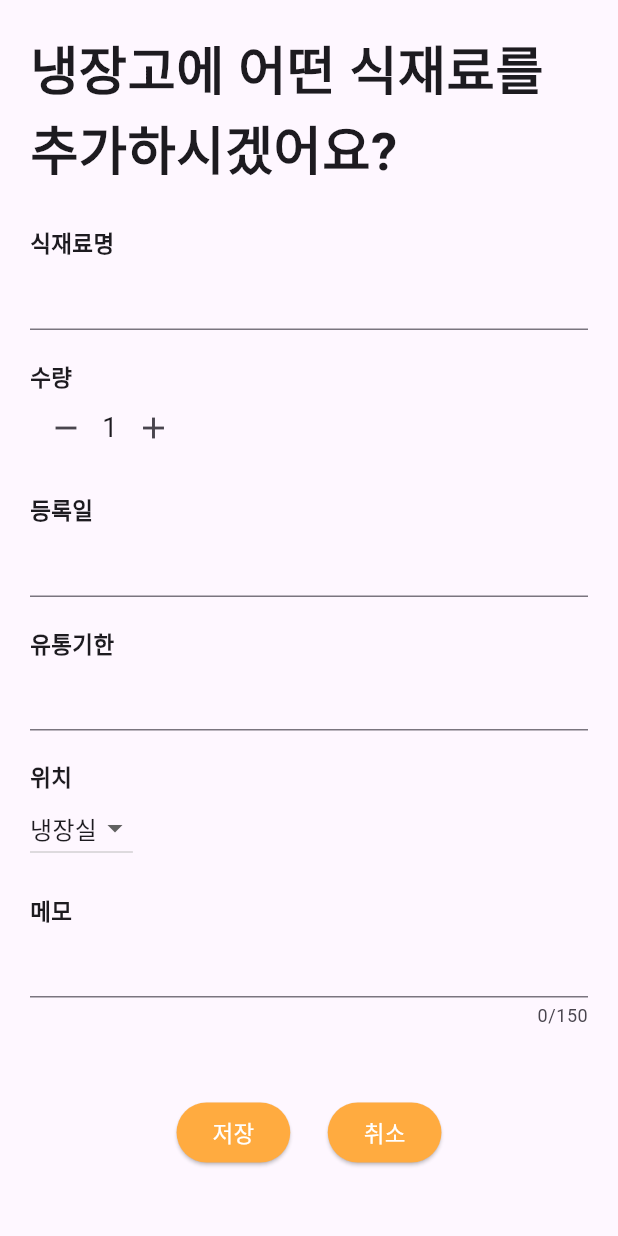
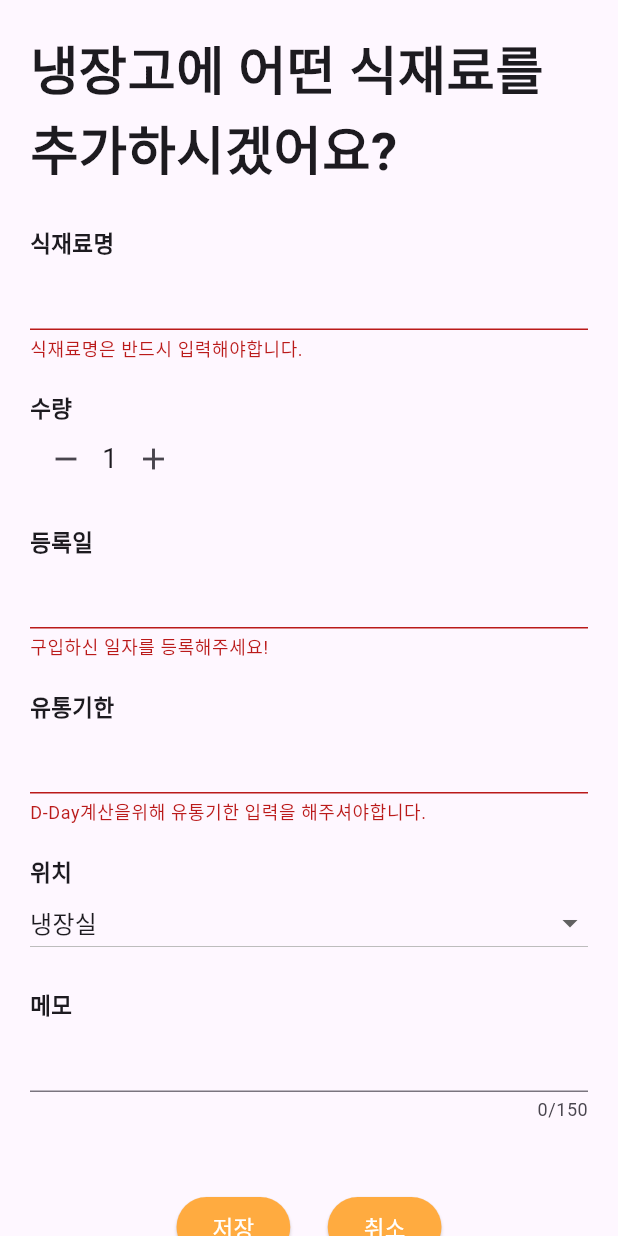
Before and after one commit to seojh5939/RefrigeratorMap, a Flutter app: the AddRefrigeratorPage screen opened directly, after a tap on the "remove" icon, after a tap on the "add" icon, after a tap on "저장", on a phone screen of 412 x 824 dp. Run offline on Flutter 3.47's test engine with Material 2 defaults, Android fonts, the phone set to English and light mode, and no system bars; our stand-ins replace sqflite, table_calendar; accounts and stored records are empty.

Commit message:
[FEAT] : ⚙ 홈식재료 추가페이지 dbInsert 연결 완료

```diff
--- a/lib/data/db/service/refrigerator_service.dart
+++ b/lib/data/db/service/refrigerator_service.dart
@@ -6,7 +6,6 @@ class RefrigeratorService {
     var db = await DBHelper.instance.database;
     String sql = '''
       INSERT INTO ${Refrigerator.tableName}(
-            ${RefrigeratorField.id},
             ${RefrigeratorField.name},
             ${RefrigeratorField.count},
             ${RefrigeratorField.regdate},
--- a/lib/main.dart
+++ b/lib/main.dart
@@ -4,6 +4,7 @@ import 'package:provider/provider.dart';
 import 'package:refrigerator_map/util/global_variable.dart';
 import 'package:refrigerator_map/view/home/home_page.dart';
 import 'package:refrigerator_map/viewModel/bottom_navi_viewmodel.dart';
+import 'package:refrigerator_map/viewModel/main_viewmodel.dart';
 import 'package:refrigerator_map/viewModel/shopping_viewmodel.dart';
 
 import 'viewModel/diet_viewmodel.dart';
@@ -17,6 +18,7 @@ void main() async {
           ChangeNotifierProvider(create: (context) => BottomNaviViewModel()),
           ChangeNotifierProvider(create: (context) => ShoppingViewModel()),
           ChangeNotifierProvider(create: (context) => DietViewModel()),
+          ChangeNotifierProvider(create: (context) => MainViewModel()),
         ],
         child: const MyApp(),
       ),
--- a/lib/view/home/add_refrigerator_page.dart
+++ b/lib/view/home/add_refrigerator_page.dart
@@ -1,8 +1,18 @@
 import 'package:flutter/material.dart';
+import 'package:intl/intl.dart';
+import 'package:provider/provider.dart';
+import 'package:refrigerator_map/data/model/refrigerator.dart';
+import 'package:refrigerator_map/viewModel/main_viewmodel.dart';
 
 /// 냉장고 식재료 추가 페이지
 class AddRefrigeratorPage extends StatelessWidget {
-  const AddRefrigeratorPage({super.key});
+  AddRefrigeratorPage({super.key});
+  var nameController = TextEditingController();
+  int _count = 1; // 수량
+  var regDateController = TextEditingController();
+  var expDateController = TextEditingController();
+  var memoController = TextEditingController();
+  final _formKey = GlobalKey<FormState>();
 
   @override
   Widget build(BuildContext context) {
@@ -11,38 +21,136 @@ class AddRefrigeratorPage extends StatelessWidget {
         child: SingleChildScrollView(
           child: Padding(
             padding: EdgeInsets.all(20.0),
+            child: Form(
+              key: _formKey,
               child: Column(
                 children: [
                   Text("냉장고에 어떤 식재료를 추가하시겠어요?",
                       style:
                           TextStyle(fontSize: 35, fontWeight: FontWeight.bold)),
                   SizedBox(height: 25.0),
-                RenderTextFormField(
-                  label: '식재료명',
+                  Row(
+                    children: [
+                      Text("식재료명",
+                          style: TextStyle(
+                              fontSize: 15.0, fontWeight: FontWeight.w700)),
+                    ],
+                  ),
+                  TextFormField(
+                    keyboardType: TextInputType.multiline,
+                    maxLines: null,
+                    controller: nameController,
+                    onSaved: (newValue) {
+                      nameController.text = newValue ?? "";
+                    },
+                    validator: (value) {
+                      if (value == null || value.isEmpty) {
+                        return '식재료명은 반드시 입력해야합니다.';
+                      }
+                      // TODO db 중복검사
+                      return null;
+                    },
+                  ),
+                  SizedBox(height: 20.0),
+                  RenderCountWidget(
+                    label: '수량',
+                    count: _count,
+                  ),
+                  Row(
+                    children: [
+                      Text("등록일",
+                          style: TextStyle(
+                              fontSize: 15.0, fontWeight: FontWeight.w700)),
+                    ],
+                  ),
+                  TextFormField(
+                    keyboardType: TextInputType.multiline,
+                    maxLines: null,
+                    controller: regDateController,
+                    onSaved: (newValue) {},
+                    validator: (value) {
+                      if (value == null || value.isEmpty) {
+                        return '구입하신 일자를 등록해주세요!';
+                      }
+                      return null;
+                    },
+                    onTap: () async {
+                      var selected = await showDatePicker(
+                          context: context,
+                          initialDate: DateTime.now(),
+                          firstDate: DateTime(1900),
+                          lastDate: DateTime.now());
+                      if (selected != null) {
+                        var selectedDate =
+                            (DateFormat.yMMMd()).format(selected);
+                        regDateController.text = selectedDate.toString();
+                      }
+                    },
+                    readOnly: true,
+                  ),
+                  SizedBox(height: 20.0),
+                  Row(
+                    children: [
+                      Text("유통기한",
+                          style: TextStyle(
+                              fontSize: 15.0, fontWeight: FontWeight.w700)),
+                    ],
+                  ),
+                  TextFormField(
+                    keyboardType: TextInputType.multiline,
+                    maxLines: null,
+                    controller: expDateController,
+                    onSaved: (newValue) {},
+                    validator: (value) {
+                      if (value == null || value.isEmpty) {
+                        return 'D-Day계산을위해 유통기한 입력을 해주셔야합니다.';
+                      }
+                      return null;
+                    },
+                    onTap: () async {
+                      var selected = await showDatePicker(
+                          context: context,
+                          initialDate: DateTime.now(),
+                          firstDate: DateTime(1900),
+                          lastDate: DateTime.now());
+                      if (selected != null) {
+                        var selectedDate =
+                            (DateFormat.yMMMd()).format(selected);
+                        expDateController.text = selectedDate.toString();
+                      }
+                    },
+                    readOnly: true,
+                  ),
+                  SizedBox(height: 20.0),
+                  RenderDropDownButton(
+                    label: '위치',
+                  ),
+                  Row(
+                    children: [
+                      Text("메모",
+                          style: TextStyle(
+                              fontSize: 15.0, fontWeight: FontWeight.w700)),
+                    ],
+                  ),
+                  TextFormField(
+                    keyboardType: TextInputType.multiline,
+                    maxLines: null,
+                    controller: memoController,
+                    maxLength: 150,
                     onSaved: (newValue) {},
                     validator: (value) {},
                   ),
-                RenderCountWidget(label: '수량'),
-                RenderTextFormField(
-                    label: '등록일',
-                    onSaved: (newValue) {},
-                    validator: (value) {},
-                    readOnly: true),
-                RenderTextFormField(
-                  label: '유통기한',
-                  onSaved: (newValue) {},
-                  validator: (value) {},
-                  readOnly: true,
+                  SizedBox(height: 20.0),
+                  RenderElevatedButton(
+                    formKey: _formKey,
+                    nameController: nameController,
+                    regDateController: regDateController,
+                    expDateController: expDateController,
+                    memoController: memoController,
+                    count: _count,
                   ),
-                RenderDropDownButton(label: '위치'),
-                RenderTextFormField(
-                  label: "메모",
-                  onSaved: (newValue) {},
-                  validator: (value) {},
-                  maxLength: 150,
+                ],
               ),
-                RenderElevatedButton(),
-              ],
             ),
           ),
         ),
@@ -52,8 +160,20 @@ class AddRefrigeratorPage extends StatelessWidget {
 }
 
 class RenderElevatedButton extends StatelessWidget {
+  final GlobalKey<FormState> formKey;
+  final nameController;
+  final int count;
+  final regDateController;
+  final expDateController;
+  final memoController;
   const RenderElevatedButton({
     super.key,
+    required this.formKey,
+    required this.nameController,
+    required this.count,
+    required this.regDateController,
+    required this.expDateController,
+    required this.memoController,
   });
 
   @override
@@ -64,7 +184,22 @@ class RenderElevatedButton extends StatelessWidget {
         ElevatedButton(
           style: ButtonStyle(
               backgroundColor: MaterialStateProperty.all(Colors.orangeAccent)),
-          onPressed: () {},
+          onPressed: () {
+            var validateResult = formKey.currentState!.validate() ?? false;
+            if (validateResult) {
+              formKey.currentState!.save();
+              context.read<MainViewModel>().addItems(Refrigerator(
+                    name: nameController.text,
+                    count: count,
+                    regdate: regDateController.text,
+                    expdate: expDateController.text,
+                    position: context.read<MainViewModel>().dropdownValue,
+                  ));
+
+              SnackBar(content: Text("저장되었습니다."));
+              Navigator.pop(context);
+            }
+          },
           child: Text(
             "저장",
             style: TextStyle(fontSize: 15, color: Colors.white),
@@ -74,7 +209,9 @@ class RenderElevatedButton extends StatelessWidget {
         ElevatedButton(
           style: ButtonStyle(
               backgroundColor: MaterialStateProperty.all(Colors.orangeAccent)),
-          onPressed: () {},
+          onPressed: () {
+            Navigator.pop(context);
+          },
           child: Text(
             "취소",
             style: TextStyle(fontSize: 15, color: Colors.white),
@@ -86,46 +223,35 @@ class RenderElevatedButton extends StatelessWidget {
 }
 
 /// 위치 Widget
-class RenderDropDownButton extends StatefulWidget {
+class RenderDropDownButton extends StatelessWidget {
+  const RenderDropDownButton({super.key, required this.label});
   final String label;
-  String? _dropdownValue;
-  List<String> list = ["냉장실", "냉동실", "신선칸"];
-  RenderDropDownButton({
-    super.key,
-    required this.label,
-  }) {
-    _dropdownValue = list.first;
-  }
 
   @override
-  State<RenderDropDownButton> createState() => _RenderDropDownButtonState();
-}
-
-/// 위치 Widget
-class _RenderDropDownButtonState extends State<RenderDropDownButton> {
-  @override
   Widget build(BuildContext context) {
+    var viewModel = context.read<MainViewModel>();
+    var dropdownValue = context.watch<MainViewModel>().dropdownValue;
+    var list = viewModel.list;
     return Column(
       crossAxisAlignment: CrossAxisAlignment.start,
       children: [
         Row(
           children: [
-            Text(widget.label,
+            Text(label,
                 style: TextStyle(fontSize: 15.0, fontWeight: FontWeight.w700)),
           ],
         ),
         DropdownButton<String>(
-          value: widget._dropdownValue,
-          items: widget.list.map<DropdownMenuItem<String>>((String value) {
+          isExpanded: true,
+          value: dropdownValue,
+          items: list.map<DropdownMenuItem<String>>((String value) {
             return DropdownMenuItem<String>(
               value: value,
               child: Text(value),
             );
           }).toList(),
           onChanged: (String? value) {
-            setState(() {
-              widget._dropdownValue = value;
-            });
+            viewModel.applyDropdownValue(value);
           },
         ),
         SizedBox(height: 20.0)
@@ -136,16 +262,20 @@ class _RenderDropDownButtonState extends State<RenderDropDownButton> {
 
 /// 식재료명, 등록일, 유통기한 Widget
 class RenderTextFormField extends StatelessWidget {
+  final formKey;
   final String label;
   final FormFieldSetter onSaved;
   final FormFieldValidator validator;
+  TextEditingController? controller;
   bool readOnly;
   int? maxLength;
   RenderTextFormField({
     super.key,
+    required this.formKey,
     required this.label,
     required this.onSaved,
     required this.validator,
+    this.controller,
     this.readOnly = false,
     this.maxLength,
   });
@@ -165,6 +295,7 @@ class RenderTextFormField extends StatelessWidget {
           maxLines: null,
           readOnly: readOnly,
           maxLength: maxLength,
+          controller: controller,
           onSaved: (value) {},
           validator: (value) {},
         ),
@@ -177,8 +308,10 @@ class RenderTextFormField extends StatelessWidget {
 /// 수량 Widget
 class RenderCountWidget extends StatefulWidget {
   final String label;
-  const RenderCountWidget({
+  int count = 1;
+  RenderCountWidget({
     super.key,
+    required this.count,
     required this.label,
   });
 
@@ -188,7 +321,6 @@ class RenderCountWidget extends StatefulWidget {
 
 /// 수량 Widget
 class _RenderCountWidgetState extends State<RenderCountWidget> {
-  int _count = 1;
   @override
   Widget build(BuildContext context) {
     return Column(
@@ -205,18 +337,18 @@ class _RenderCountWidgetState extends State<RenderCountWidget> {
               icon: Icon(Icons.remove),
               onPressed: () {
                 setState(() {
-                  if (_count > 0) {
-                    --_count;
+                  if (widget.count > 0) {
+                    --widget.count;
                   }
                 });
               },
             ),
-            Text(_count.toString(), style: TextStyle(fontSize: 18)),
+            Text(widget.count.toString(), style: TextStyle(fontSize: 18)),
             IconButton(
               icon: Icon(Icons.add),
               onPressed: () {
                 setState(() {
-                  ++_count;
+                  ++widget.count;
                 });
               },
             ),
```
Also changed, not shown: lib/viewModel/main_viewmodel.dart (added, +47 -0 lines), 1 other file. Lines whose indentation alone changed are shown as unchanged.
